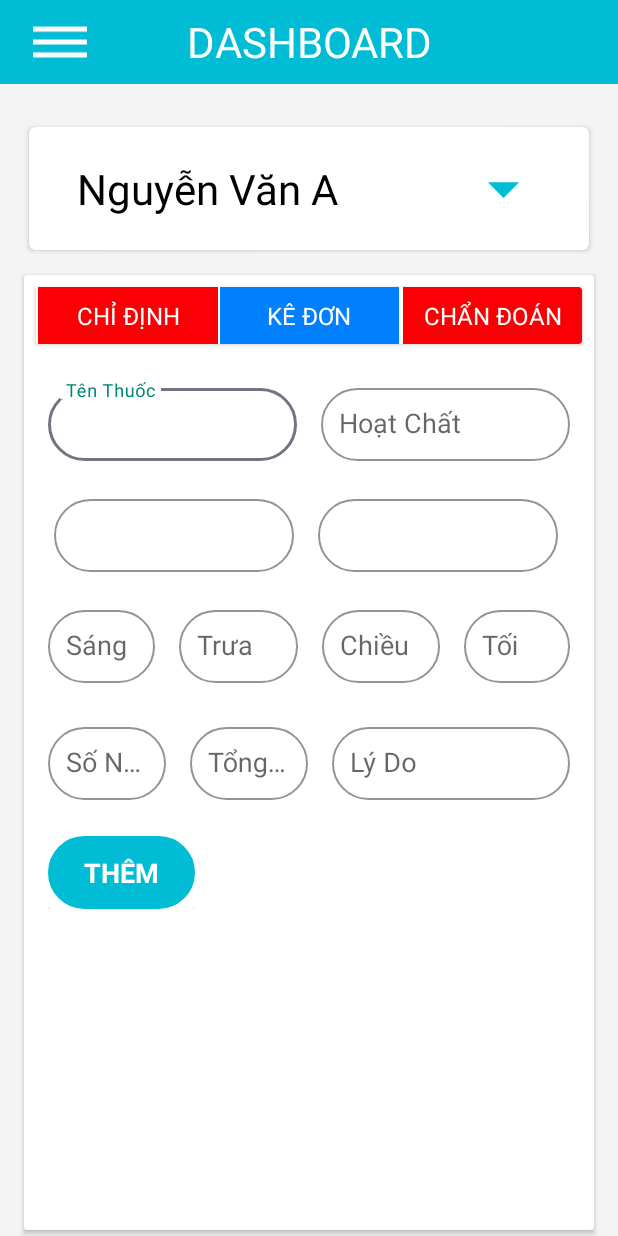
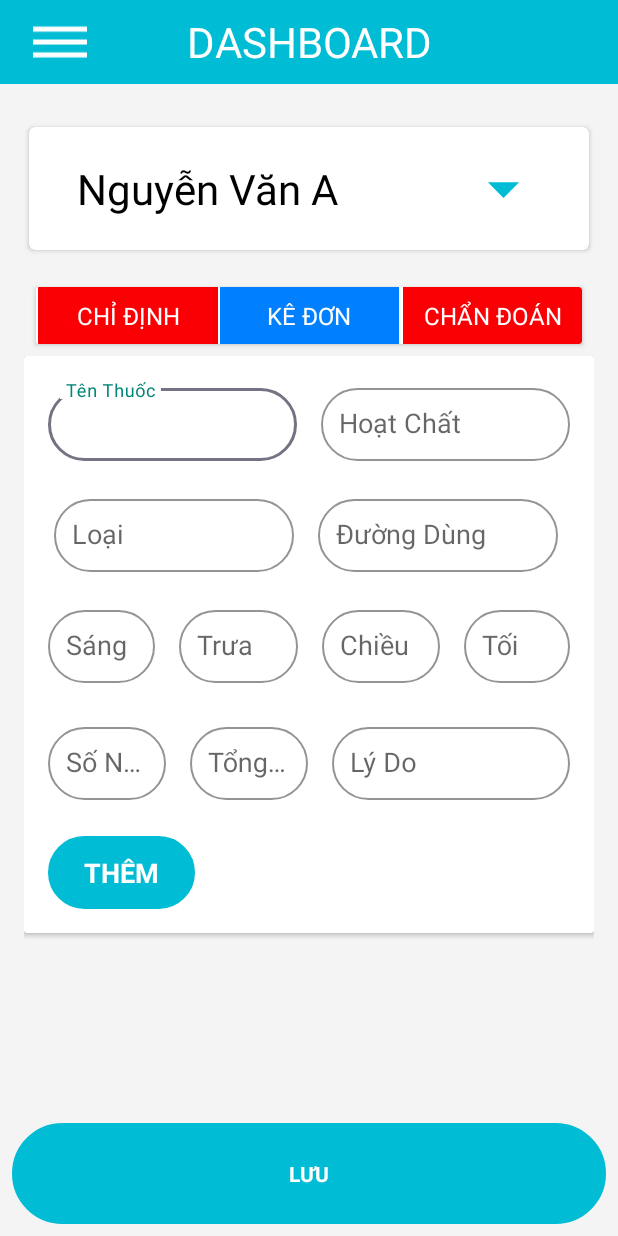
Before and after one commit to hhnchau/Icare, an Android app: the fragment Instruction placed in its activity, after a tap on "KÊ ĐƠN", on a phone screen of 412 x 824 dp. Run offline under Robolectric (Android 15) with nearby library versions, the phone set to English and light mode, and no system bars; our stand-ins replace RxJava; libraries missing offline, so code that uses them is left out: com.github.mikephil.charting; network calls fail; 34 statements that could not run were skipped.

Commit message:
Commit Change DrugOrder

```diff
--- a/app/src/main/res/layout/drugorder.xml
+++ b/app/src/main/res/layout/drugorder.xml
@@ -4,16 +4,21 @@
     android:layout_width="match_parent"
     android:layout_height="match_parent">
 
-    <android.support.constraint.ConstraintLayout
+    <android.support.v7.widget.CardView
         android:id="@+id/input"
         android:layout_width="match_parent"
         android:layout_height="wrap_content"
-        android:gravity="center"
         app:layout_constraintBottom_toTopOf="@id/rcv"
         app:layout_constraintEnd_toEndOf="parent"
         app:layout_constraintStart_toStartOf="parent"
         app:layout_constraintTop_toTopOf="parent"
         app:layout_constraintVertical_bias="0">
+    <android.support.constraint.ConstraintLayout
+
+        android:layout_width="match_parent"
+        android:layout_height="wrap_content"
+        android:gravity="center"
+>
 
         <android.support.design.widget.TextInputLayout
             android:id="@+id/cv1"
@@ -72,7 +77,7 @@
                 android:layout_marginEnd="@dimen/dp_8"
                 android:layout_marginBottom="@dimen/dp_4"
                 android:layout_weight="1"
-                app:hint="@string/txt_drug_type">
+                android:hint="@string/txt_drug_type">
 
                 <ptt.vn.icaremobileapp.autocomplete.MyAutoCompleteTextView
                     android:id="@+id/acDrugtype"
@@ -93,7 +98,7 @@
                 android:layout_marginEnd="@dimen/dp_8"
                 android:layout_marginBottom="@dimen/dp_4"
                 android:layout_weight="1"
-                app:hint="@string/txt_drug_route">
+                android:hint="@string/txt_drug_route">
 
                 <ptt.vn.icaremobileapp.autocomplete.MyAutoCompleteTextView
                     android:id="@+id/acDrugRoute"
@@ -233,6 +238,7 @@
             app:textSize="@dimen/sp_12" />
 
     </android.support.constraint.ConstraintLayout>
+    </android.support.v7.widget.CardView>
 
     <android.support.v7.widget.RecyclerView
         android:id="@+id/rcv"
--- a/app/src/main/res/layout/instruction.xml
+++ b/app/src/main/res/layout/instruction.xml
@@ -13,18 +13,17 @@
         android:layout_marginTop="@dimen/dp_24"
         android:layout_marginEnd="@dimen/dp_16"
         android:layout_marginBottom="@dimen/dp_4"
+        android:elevation="@dimen/dp_2"
         app:cardCornerRadius="@dimen/dp_2"
-        android:elevation="@dimen/dp_2"
         app:children_view="@layout/happening_info"
         app:layout_constraintBottom_toTopOf="@id/cv"
         app:layout_constraintEnd_toEndOf="parent"
         app:layout_constraintStart_toStartOf="parent"
         app:layout_constraintTop_toTopOf="parent"
         app:layout_constraintVertical_bias="0"
-        app:title="Nguyễn Văn A"
-        />
+        app:title="Nguyễn Văn A" />
 
-    <android.support.v7.widget.CardView
+    <LinearLayout
         android:id="@+id/cv"
         android:layout_width="match_parent"
         android:layout_height="0dp"
@@ -32,17 +31,11 @@
         android:layout_marginTop="@dimen/dp_8"
         android:layout_marginEnd="@dimen/dp_16"
         android:layout_marginBottom="@dimen/dp_4"
-        app:cardCornerRadius="@dimen/dp_2"
-        android:elevation="@dimen/dp_2"
-        app:layout_constraintBottom_toBottomOf="parent"
+        android:orientation="vertical"
+        app:layout_constraintBottom_toTopOf="@id/btnSave"
         app:layout_constraintLeft_toLeftOf="parent"
         app:layout_constraintRight_toRightOf="parent"
         app:layout_constraintTop_toBottomOf="@id/epxInstructionInfo">
-
-        <LinearLayout
-            android:layout_width="match_parent"
-            android:layout_height="match_parent"
-            android:orientation="vertical">
 
         <ptt.vn.icaremobileapp.togglebutton.MyTabButton
             android:id="@+id/toggle"
@@ -56,7 +49,20 @@
             android:layout_height="match_parent" />
     </LinearLayout>
 
-    </android.support.v7.widget.CardView>
+    <ptt.vn.icaremobileapp.custom.MyButton
+        android:id="@+id/btnSave"
+        android:layout_width="match_parent"
+        android:layout_height="wrap_content"
+        app:backgroundColor="@drawable/button_background"
+        app:layout_constraintBottom_toBottomOf="parent"
+        app:layout_constraintStart_toStartOf="parent"
+        app:layout_constraintEnd_toEndOf="parent"
+        app:layout_constraintTop_toBottomOf="@id/cv"
+        app:text="@string/btn_save"
+        app:textColor="@color/wh"
+        app:padding="@dimen/dp_16"
+        android:layout_margin="@dimen/dp_8"
+        />
 
 
 </android.support.constraint.ConstraintLayout>
--- a/app/src/main/res/layout/my_button.xml
+++ b/app/src/main/res/layout/my_button.xml
@@ -1,5 +1,5 @@
 <?xml version="1.0" encoding="utf-8"?>
-<android.support.v7.widget.CardView xmlns:android="http://schemas.android.com/apk/res/android"
+<LinearLayout xmlns:android="http://schemas.android.com/apk/res/android"
     android:layout_width="match_parent"
     android:layout_height="match_parent">
 
@@ -11,4 +11,4 @@
         android:textAllCaps="true"
         android:textStyle="bold"/>
 
-</android.support.v7.widget.CardView>
+</LinearLayout>
```
Also changed, not shown: 3 other files. Lines whose indentation alone changed are shown as unchanged.
